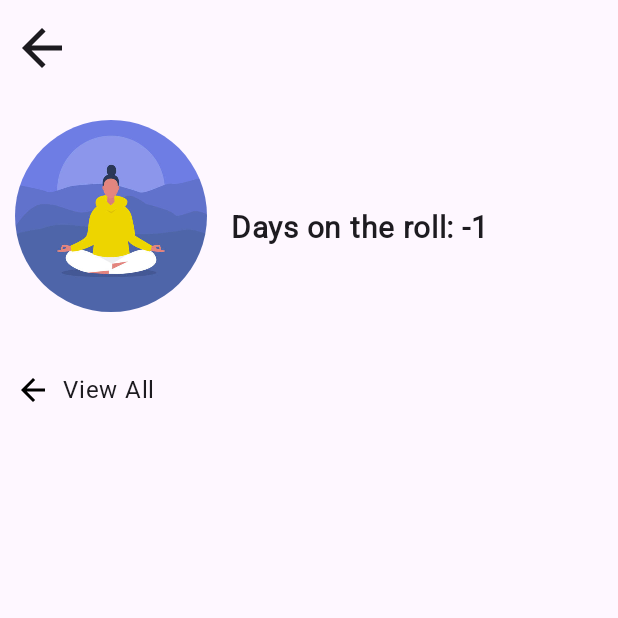
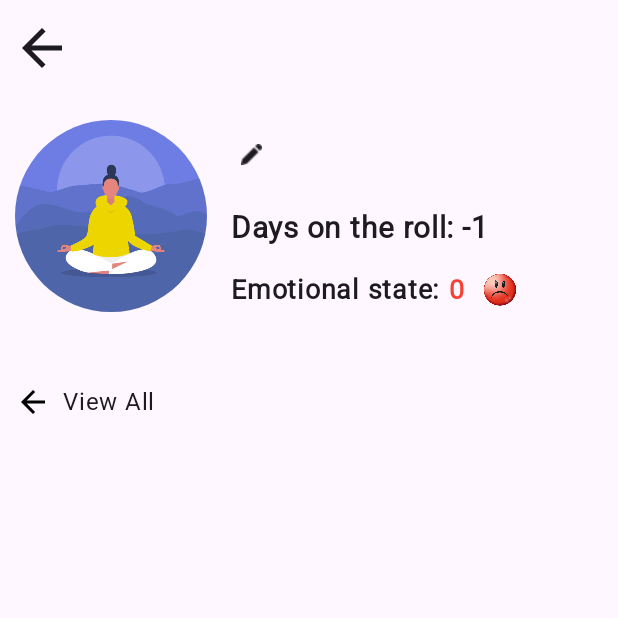
Before and after one commit to assperq/Meditation, an Android app built with Jetpack Compose: the ProfileScreen screen opened through its navigation route, on a phone screen of 412 x 824 dp, the top half of it. Run offline under Robolectric (Android 15) with nearby library versions, the phone set to English and light mode, and no system bars; our stand-ins replace Dagger/Hilt's generated code, Firebase (no records; nobody signed in at launch, a user with empty details on screens opened directly); 2 statements that could not run were skipped.

Commit message:
добавил графу для эмоционального состояния и смену имени

```diff
--- a/app/src/main/java/com/w1nkkkk/meditation/presentation/screen/ProfileScreen.kt
+++ b/app/src/main/java/com/w1nkkkk/meditation/presentation/screen/ProfileScreen.kt
@@ -6,16 +6,32 @@ import androidx.compose.foundation.layout.Box
 import androidx.compose.foundation.layout.Column
 import androidx.compose.foundation.layout.Row
 import androidx.compose.foundation.layout.fillMaxSize
+import androidx.compose.foundation.layout.fillMaxWidth
+import androidx.compose.foundation.layout.height
 import androidx.compose.foundation.layout.padding
 import androidx.compose.foundation.layout.size
 import androidx.compose.foundation.lazy.LazyColumn
 import androidx.compose.foundation.lazy.items
 import androidx.compose.foundation.shape.CircleShape
+import androidx.compose.material3.AlertDialog
+import androidx.compose.material3.Button
+import androidx.compose.material3.Icon
+import androidx.compose.material3.MaterialTheme
+import androidx.compose.material3.OutlinedTextField
 import androidx.compose.material3.Scaffold
+import androidx.compose.material3.Text
+import androidx.compose.material3.TextButton
 import androidx.compose.runtime.Composable
 import androidx.compose.runtime.collectAsState
+import androidx.compose.runtime.getValue
+import androidx.compose.runtime.mutableIntStateOf
+import androidx.compose.runtime.mutableStateOf
+import androidx.compose.runtime.remember
+import androidx.compose.runtime.setValue
+import androidx.compose.ui.Alignment
 import androidx.compose.ui.Modifier
 import androidx.compose.ui.draw.clip
+import androidx.compose.ui.graphics.Color
 import androidx.compose.ui.layout.ContentScale
 import androidx.compose.ui.platform.LocalContext
 import androidx.compose.ui.res.painterResource
@@ -33,7 +49,6 @@ import com.w1nkkkk.meditation.presentation.component.BaseText
 import com.w1nkkkk.meditation.presentation.component.HorizontalSpace
 import com.w1nkkkk.meditation.presentation.component.VerticalSpace
 import com.w1nkkkk.meditation.presentation.component.account.AccountViewModel
-import com.w1nkkkk.meditation.presentation.component.auth.AuthViewModel
 import com.w1nkkkk.meditation.presentation.component.history.HistoryItem
 import com.w1nkkkk.meditation.presentation.component.history.HistoryViewModel
 import com.w1nkkkk.meditation.presentation.navigation.Route
@@ -41,13 +56,54 @@ import com.w1nkkkk.meditation.presentation.navigation.Route
 @Composable
 fun ProfileScreen(
     navController : NavController,
-    authViewModel: AuthViewModel = hiltViewModel(),
     accountViewModel: AccountViewModel = hiltViewModel(),
     historyViewModel: HistoryViewModel = hiltViewModel()
 ) {
 
     val user = accountViewModel.user.collectAsState()
     val historyList = historyViewModel.historyList.collectAsState()
+    val userName by remember { mutableStateOf(user.value.name) }
+
+    val goodColor = Color(0xFF4CAF50)
+    val mediumColor = Color(0xFFFFC107)
+    val badColor = Color(0xFFF44336)
+
+    var emotionImage by remember {
+        mutableIntStateOf(R.drawable.good_state)
+    }
+
+    val emotion = user.value.emotion_state
+    val emotionColor by remember {
+        mutableStateOf(
+            if (emotion in 0..40) {
+                emotionImage = R.drawable.bad_state
+                badColor
+            } else if (emotion in 41..70) {
+                emotionImage = R.drawable.normal_state
+                mediumColor
+            } else if (emotion in 71..100) {
+                emotionImage = R.drawable.good_state
+                goodColor
+            } else {
+                emotionImage = R.drawable.normal_state
+                Color.Gray
+            }
+        )
+    }
+
+
+    var showDialog by remember { mutableStateOf(false) }
+
+    if (showDialog) {
+        ChangeUsernameDialog(
+            currentName = userName,
+            onDismiss = { showDialog = false },
+            onConfirm = { newName ->
+                accountViewModel.changeName(newName)
+                showDialog = false
+            }
+        )
+    }
 
     Scaffold(
         topBar = { AppTopBar(navController, mainScreen = false) },
@@ -71,12 +127,37 @@ fun ProfileScreen(
                     HorizontalSpace()
                     Column {
                         VerticalSpace()
-                        BaseText(user.value.name,
-                            fontWeight = FontWeight.ExtraBold,
-                            fontSize = 30.sp)
+                        Row(modifier = Modifier.clickable(true, onClick = {
+                            showDialog = true
+                        })) {
+                            BaseText(userName,
+                                fontWeight = FontWeight.ExtraBold,
+                                fontSize = 30.sp)
+                            HorizontalSpace(3.dp)
+                            Box(contentAlignment = Alignment.TopStart) {
+                                Icon(painter = painterResource(R.drawable.pencil), null, modifier = Modifier.size(14.dp))
+                            }
+                        }
+
                         VerticalSpace(10.dp)
                         BaseText("${LocalContext.current.getString(R.string.days_on_the_roll)}: ${user.value.dayCount}", fontWeight = FontWeight.ExtraBold,
                             fontSize = 20.sp)
+
+                        VerticalSpace(3.dp)
+                        Row(Modifier.height(45.dp), verticalAlignment = Alignment.CenterVertically) {
+                            BaseText("${LocalContext.current.getString(R.string.emotional_state)}:",
+                                fontWeight = FontWeight.ExtraBold,
+                                fontSize = 18.sp)
+                            BaseText(" ${user.value.emotion_state}",
+                                fontWeight = FontWeight.ExtraBold,
+                                color = emotionColor,
+                                fontSize = 18.sp)
+                            HorizontalSpace(3.dp)
+                            Box(contentAlignment = Alignment.Center) {
+                                Image(painter = painterResource(emotionImage), null, Modifier.size(32.dp),
+                                    contentScale = ContentScale.Fit)
+                            }
+                        }
                     }
                 }
 
@@ -94,10 +175,10 @@ fun ProfileScreen(
 
                     LazyColumn {
                         var subList : List<HistoryModel> = emptyList()
-                        try {
-                            subList = historyList.value.subList(0, 3)
+                        subList = try {
+                            historyList.value.subList(0, 3)
                         } catch (_ : Exception) {
-                            subList = historyList.value
+                            historyList.value
                         }
                         items(subList) {
                             HistoryItem(it)
@@ -116,6 +197,58 @@ fun ProfileScreen(
 }
 
 @Composable
+fun ChangeUsernameDialog(
+    currentName: String,
+    onDismiss: () -> Unit,
+    onConfirm: (String) -> Unit
+) {
+    val maxCharLimit = 16
+    var username by remember { mutableStateOf(currentName) }
+    val charCount = username.length
+    val context = LocalContext.current
+
+    AlertDialog(
+        onDismissRequest = onDismiss,
+        title = { Text(text = context.getString(R.string.change_name)) },
+        text = {
+            Column {
+                OutlinedTextField(
+                    value = username,
+                    onValueChange = {
+                        if (it.length <= maxCharLimit) {
+                            username = it
+                        }
+                    },
+                    label = { Text(context.getString(R.string.user_name)) },
+                    singleLine = true,
+                    modifier = Modifier.fillMaxWidth()
+                )
+                Text(
+                    text = "$charCount/$maxCharLimit",
+                    color = if (charCount == maxCharLimit) MaterialTheme.colorScheme.error
+                    else MaterialTheme.colorScheme.onSurfaceVariant,
+                    style = MaterialTheme.typography.bodySmall,
+                    modifier = Modifier.align(Alignment.End)
+                )
+            }
+        },
+        confirmButton = {
+            Button(
+                onClick = { onConfirm(username) },
+                enabled = username.isNotBlank() && username != currentName
+            ) {
+                Text("Сменить")
+            }
+        },
+        dismissButton = {
+            TextButton(onClick = onDismiss) {
+                Text("Отмена")
+            }
+        }
+    )
+}
+
+@Composable
 @Preview
 fun ProfileScreenPreview() {
     val nav = rememberNavController()
--- a/app/src/main/res/values/strings.xml
+++ b/app/src/main/res/values/strings.xml
@@ -22,6 +22,9 @@
     <string name="start_meditation">Start meditation</string>
     <string name="stop_meditation">Stop meditation</string>
     <string name="log_out_button">Log out</string>
+    <string name="change_name">Change name</string>
+    <string name="user_name">Username</string>
+    <string name="emotional_state">Emotional state</string>
 
     <string name="empty_string" translatable="false" />
 
```
Also changed, not shown: app/src/main/res/drawable/bad_state.png (added), app/src/main/res/drawable/good_state.png (added), app/src/main/res/drawable/normal_state.png (added), app/src/main/res/drawable/pencil.png (added), 1 other file.
